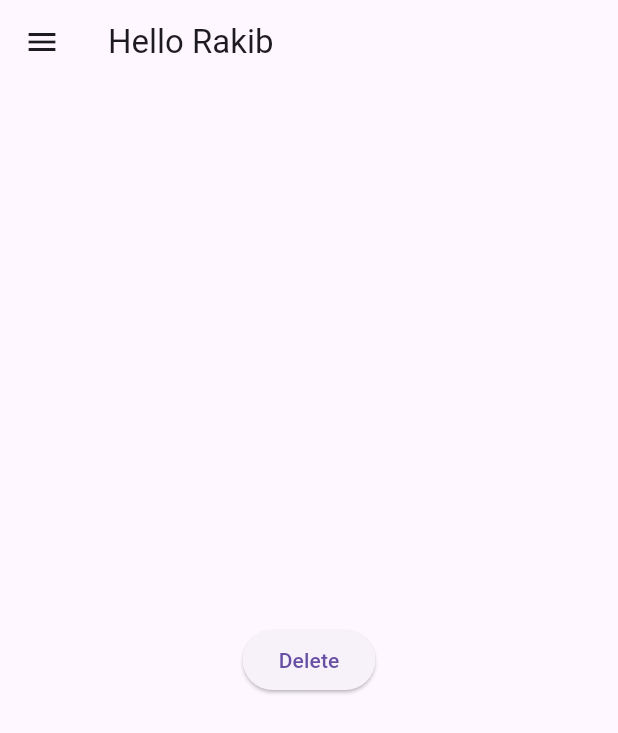
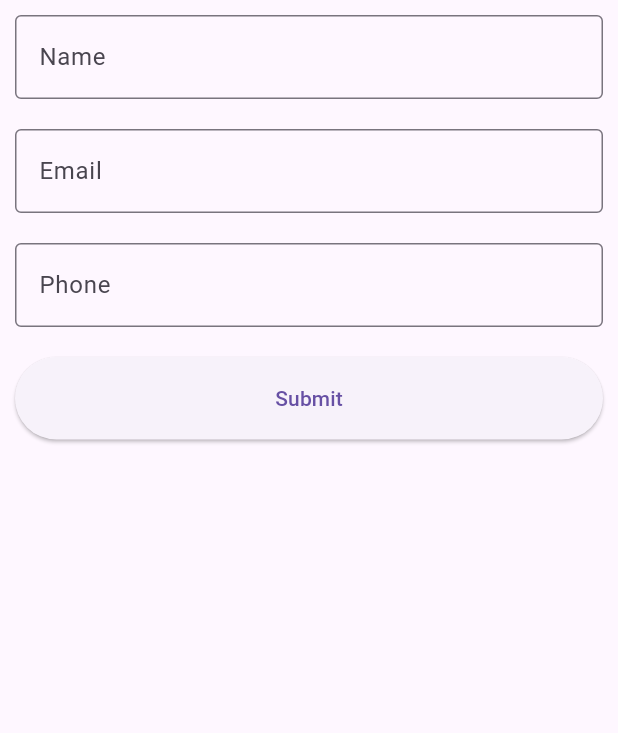
Before and after one commit to RakibulIslam10/Learnig_Resource, a Flutter app: the screen it shows after launch, on a phone screen of 412 x 824 dp. Shown: the top 733 px of the screen. Run offline on Flutter 3.47's test engine with Material 3 defaults, Android fonts, the phone set to English and light mode, and no system bars.

Commit message:
user input ifo singup from

```diff
--- /dev/null
+++ b/lib/S.dart
@@ -0,0 +1,5 @@
+import 'package:flutter/material.dart';
+
+ButtonStyle buttonStyle = ElevatedButton.styleFrom(
+    minimumSize: Size(double.infinity, 55)
+);
--- a/lib/main.dart
+++ b/lib/main.dart
@@ -1,59 +1,34 @@
 import 'package:flutter/material.dart';
 
-void main() {
-  runApp(RakibAlert());
+import 'S.dart';
+
+void main(){
+  runApp(User());
 }
 
-class RakibAlert extends StatelessWidget {
+class User extends StatelessWidget {
   @override
   Widget build(BuildContext context) {
 return MaterialApp(
   debugShowCheckedModeBanner: false,
-      home: Home(),
+  home: HomeScreen(),
 );
   }
 }
 
-class Home extends StatelessWidget {
-  MySnacbar(msg, context) {
-    return ScaffoldMessenger.of(context)
-        .showSnackBar(SnackBar(content: Text(msg)));
-  }
-
+class HomeScreen extends StatelessWidget {
   @override
   Widget build(BuildContext context) {
  return Scaffold(
-      appBar: AppBar(
-        title: Text("Hello Rakib"),
-      ),
-      drawer: Drawer(),
-      body: Center(
-        child: ElevatedButton(
-          onPressed: () {
-            showDialog(
-                context: context,
-                builder: (context) {
-                  return AlertDialog(
-                    title: Text("Are you Sure?"),
-                    content: Text("Do you want to delete?"),
-                    actions: [
-                      TextButton(
-                          onPressed: () {
-                            MySnacbar("Delete Succesfull", context);
-                            Navigator.pop(context);
-                          },
-                          child: Text("Yes")),
-                      TextButton(
-                          onPressed: () {
-                            Navigator.pop(context);
-                          },
-                          child: Text("No")),
+   body: Column(
+     mainAxisAlignment: MainAxisAlignment.start,
+     children: [
+       Padding(padding: EdgeInsets.all(10),child:  TextField(decoration: InputDecoration(label: Text("Name"),border: OutlineInputBorder()),),),
+       Padding(padding: EdgeInsets.all(10),child:  TextField(decoration: InputDecoration(label: Text("Email"),border: OutlineInputBorder()),),),
+       Padding(padding: EdgeInsets.all(10),child:  TextField(decoration: InputDecoration(label: Text("Phone"),border: OutlineInputBorder()),),),
+       Padding(padding: EdgeInsets.all(10),child: ElevatedButton(onPressed: (){},child: Text("Submit"),style: buttonStyle,)),
+
      ],
-                  );
-                });
-          },
-          child: Text("Delete"),
-        ),
    ),
  );
   }
```
Lines whose indentation alone changed are shown as unchanged.
